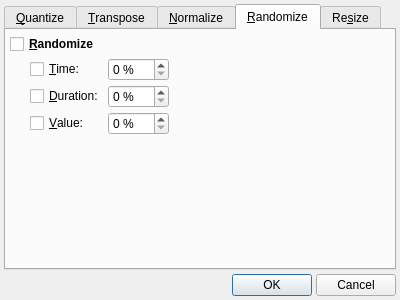
Qt form src/qtractorMidiToolsForm.ui (rncbc/qtractor) before a commit.
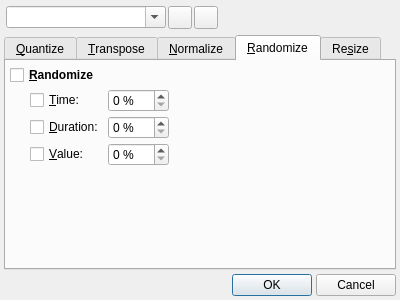
The same form after that commit. Icons and pictures are not drawn. Custom widgets are drawn as their Qt base class.

Commit message: - MIDI edit tools (quantize, transpose, normalize, randomize, resize) form   now has preset store and recall functionality (EXPERIMENTAL).

What changed in the file:
```diff
--- a/src/qtractorMidiToolsForm.ui
+++ b/src/qtractorMidiToolsForm.ui
@@ -42,6 +42,77 @@
    <property name="spacing" >
     <number>4</number>
    </property>
+   <item>
+    <layout class="QHBoxLayout" >
+     <property name="margin" >
+      <number>2</number>
+     </property>
+     <property name="spacing" >
+      <number>2</number>
+     </property>
+     <item>
+      <widget class="QComboBox" name="PresetNameComboBox" >
+       <property name="minimumSize" >
+        <size>
+         <width>160</width>
+         <height>0</height>
+        </size>
+       </property>
+       <property name="toolTip" >
+        <string>Preset name</string>
+       </property>
+       <property name="editable" >
+        <bool>true</bool>
+       </property>
+      </widget>
+     </item>
+     <item>
+      <widget class="QToolButton" name="PresetSaveToolButton" >
+       <property name="focusPolicy" >
+        <enum>Qt::TabFocus</enum>
+       </property>
+       <property name="toolTip" >
+        <string>Save preset</string>
+       </property>
+       <property name="text" >
+        <string/>
+       </property>
+       <property name="icon" >
+        <iconset resource="../icons/qtractor.qrc" >:/icons/formSave.png</iconset>
+       </property>
+      </widget>
+     </item>
+     <item>
+      <widget class="QToolButton" name="PresetDeleteToolButton" >
+       <property name="focusPolicy" >
+        <enum>Qt::TabFocus</enum>
+       </property>
+       <property name="toolTip" >
+        <string>Delete preset</string>
+       </property>
+       <property name="text" >
+        <string/>
+       </property>
+       <property name="icon" >
+        <iconset resource="../icons/qtractor.qrc" >:/icons/formRemove.png</iconset>
+       </property>
+      </widget>
+     </item>
+     <item>
+      <spacer>
+       <property name="orientation" >
+        <enum>Qt::Horizontal</enum>
+       </property>
+       <property name="sizeHint" >
+        <size>
+         <width>160</width>
+         <height>20</height>
+        </size>
+       </property>
+      </spacer>
+     </item>
+    </layout>
+   </item>
    <item>
     <widget class="QTabWidget" name="ToolTabWidget" >
      <property name="currentIndex" >
@@ -511,7 +582,7 @@
           <enum>Qt::Horizontal</enum>
          </property>
          <property name="sizeType" >
-          <enum>QSizePolicy::Minimum</enum>
+          <enum>QSizePolicy::Fixed</enum>
          </property>
          <property name="sizeHint" >
           <size>
@@ -791,9 +862,6 @@
        <property name="orientation" >
         <enum>Qt::Horizontal</enum>
        </property>
-       <property name="sizeType" >
-        <enum>QSizePolicy::MinimumExpanding</enum>
-       </property>
        <property name="sizeHint" >
         <size>
          <width>16</width>
```
Left out of the diff: 11 changed lines with no effect on the pictures. The commit also changes 6 other files.
